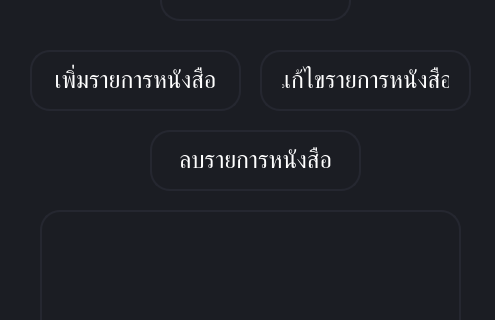
Old version of the form uiFile/uiBookList.ui in the repository centurynine/python_project; both pictures show x 0 to 495 and y 170 to 490 of the 495 by 659 pixel window.
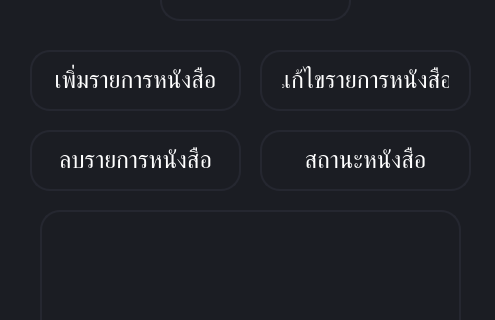
New version of the form.

Diff of the .ui file:
```diff
--- a/uiFile/uiBookList.ui
+++ b/uiFile/uiBookList.ui
@@ -212,7 +212,7 @@
   <widget class="QPushButton" name="bookDelete">
    <property name="geometry">
     <rect>
-     <x>150</x>
+     <x>30</x>
      <y>300</y>
      <width>211</width>
      <height>61</height>
@@ -279,6 +279,41 @@
     <string>About us</string>
    </property>
   </widget>
+  <widget class="QPushButton" name="bookStatus">
+   <property name="geometry">
+    <rect>
+     <x>260</x>
+     <y>300</y>
+     <width>211</width>
+     <height>61</height>
+    </rect>
+   </property>
+   <property name="font">
+    <font>
+     <family>Cloud Light</family>
+     <pointsize>18</pointsize>
+    </font>
+   </property>
+   <property name="styleSheet">
+    <string notr="true">QPushButton {
+	border: 2px solid rgb(37,39,48);
+	border-radius: 20px;
+	color: #FFF;
+	padding-left: 20px;
+	padding-right: 20px;
+}
+QPushButton:hover {
+	border: 2px solid rgb(48, 50, 62);
+}
+QPushButton:hover:pressed
+{
+  border: 2px solid rgb(255, 73, 73);
+}</string>
+   </property>
+   <property name="text">
+    <string>สถานะหนังสือ</string>
+   </property>
+  </widget>
  </widget>
  <resources/>
  <connections/>
```
